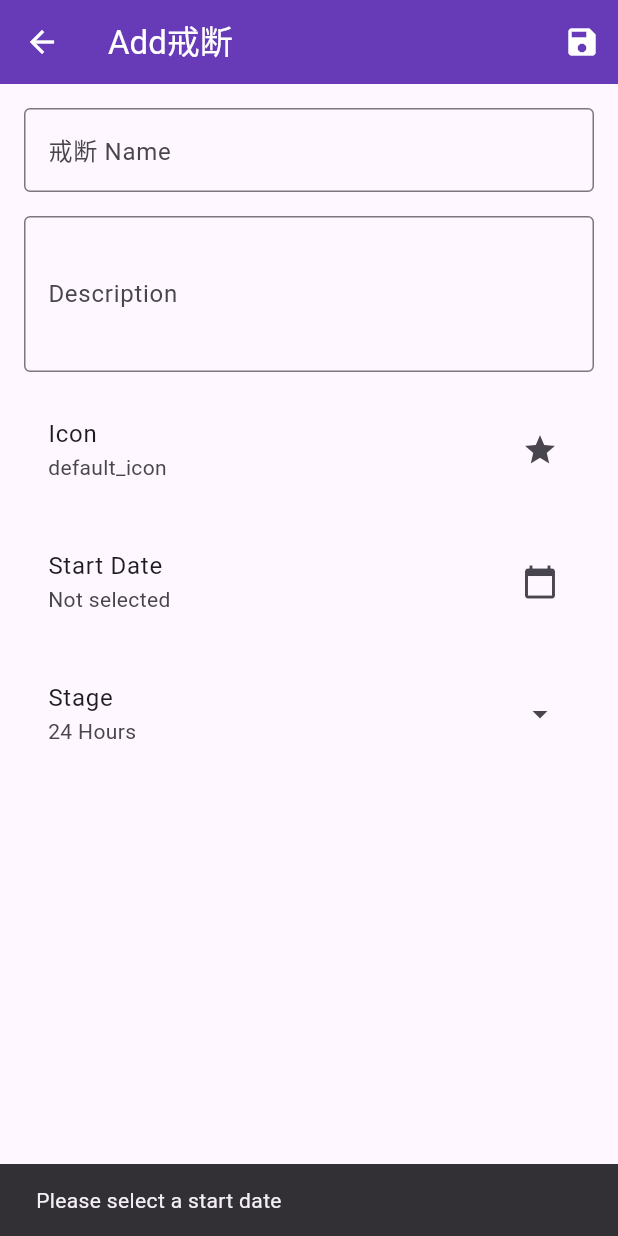
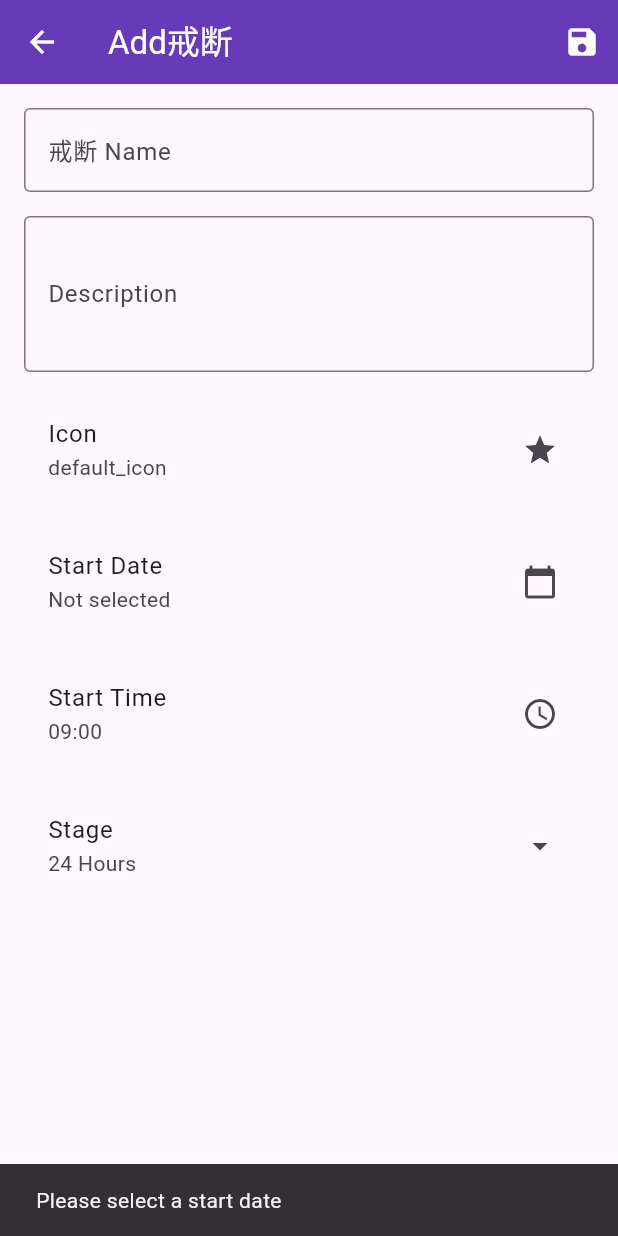
Before and after one commit to tamakooooo/habitbreaker, a Flutter app: the AddHabitScreen screen opened by its route, after a tap on the "save" icon, on a phone screen of 412 x 824 dp. Run offline on Flutter 3.47's test engine with Material 3 defaults, Android fonts, the phone set to English and light mode, and no system bars; our stand-ins replace equatable, fl_chart, flutter_local_notifications, flutter_riverpod, go_router, hive and 5 more; missing offline and left inert: workmanager; accounts and stored records are empty.

```diff
--- a/lib/features/habits/screens/add_habit_screen.dart
+++ b/lib/features/habits/screens/add_habit_screen.dart
@@ -18,6 +18,7 @@ class _AddHabitScreenState extends ConsumerState<AddHabitScreen> {
   final _nameController = TextEditingController();
   final _descriptionController = TextEditingController();
   DateTime? _startDate;
+  TimeOfDay _startTime = const TimeOfDay(hour: 9, minute: 0); // Default start time
   HabitStage _selectedStage = HabitStage.hours24;
   String _selectedIcon = 'default_icon';
 
@@ -110,15 +111,24 @@ class _AddHabitScreenState extends ConsumerState<AddHabitScreen> {
         return;
       }
 
+      // Combine date and time
+      final startDateTime = DateTime(
+        _startDate!.year,
+        _startDate!.month,
+        _startDate!.day,
+        _startTime.hour,
+        _startTime.minute,
+      );
+
       final habit = Habit(
         id: DateTime.now().millisecondsSinceEpoch.toString(),
         name: _nameController.text,
         description: _descriptionController.text,
         createdDate: DateTime.now(),
-        startDate: _startDate!,
-        targetEndDate: Habit.calculateStageEndDate(_startDate!, _selectedStage),
+        startDate: startDateTime,
+        targetEndDate: Habit.calculateStageEndDate(startDateTime, _selectedStage),
         stage: _selectedStage,
-        currentStageStartDate: _startDate!,
+        currentStageStartDate: startDateTime,
         icon: _selectedIcon,
       );
 
@@ -229,6 +239,25 @@ class _AddHabitScreenState extends ConsumerState<AddHabitScreen> {
               ),
               const SizedBox(height: 16),
               ListTile(
+                title: Text(AppLocalizations.of(context).startTime),
+                subtitle: Text(
+                  '${_startTime.hour.toString().padLeft(2, '0')}:${_startTime.minute.toString().padLeft(2, '0')}',
+                ),
+                trailing: const Icon(Icons.access_time),
+                onTap: () async {
+                  final time = await showTimePicker(
+                    context: context,
+                    initialTime: _startTime,
+                  );
+                  if (time != null) {
+                    setState(() {
+                      _startTime = time;
+                    });
+                  }
+                },
+              ),
+              const SizedBox(height: 16),
+              ListTile(
                 title: Text(AppLocalizations.of(context).stage),
                 subtitle: Text(_getStageLabel(_selectedStage)),
                 trailing: const Icon(Icons.arrow_drop_down),
--- a/lib/localization/app_localizations.dart
+++ b/lib/localization/app_localizations.dart
@@ -38,12 +38,15 @@ class AppLocalizations {
       'habit_name': '戒断 Name',
       'description': 'Description',
       'start_date': 'Start Date',
+      'start_time': 'Start Time',
       'target_end_date': 'Target End Date',
       'not_selected': 'Not selected',
       'save': 'Save',
       'mark_completed_today': 'Mark as Completed Today',
       'days_remaining': 'Days Remaining',
       'time_remaining': 'Time Remaining',
+      'days_elapsed': 'Days Elapsed',
+      'time_elapsed': 'Time Elapsed',
       'stage': 'Stage',
       'select_stage': 'Select Stage',
       'stage_24_hours': '24 Hours',
@@ -83,12 +86,15 @@ class AppLocalizations {
       'habit_name': '戒断名称',
       'description': '描述',
       'start_date': '开始日期',
+      'start_time': '开始时间',
       'target_end_date': '目标结束日期',
       'not_selected': '未选择',
       'save': '保存',
       'mark_completed_today': '标记为今日完成',
       'days_remaining': '剩余天数',
       'time_remaining': '剩余时间',
+      'days_elapsed': '已戒断天数',
+      'time_elapsed': '已戒断时间',
       'stage': '阶段',
       'select_stage': '选择阶段',
       'stage_24_hours': '24小时',
@@ -145,4 +151,7 @@ class AppLocalizations {
   String get stage1Year => _localizedValues[locale.languageCode]?['stage_1_year'] ?? '1 Year';
   String get icon => _localizedValues[locale.languageCode]?['icon'] ?? 'Icon';
   String get selectIcon => _localizedValues[locale.languageCode]?['select_icon'] ?? 'Select Icon';
+  String get daysElapsed => _localizedValues[locale.languageCode]?['days_elapsed'] ?? 'Days Elapsed';
+  String get timeElapsed => _localizedValues[locale.languageCode]?['time_elapsed'] ?? 'Time Elapsed';
+  String get startTime => _localizedValues[locale.languageCode]?['start_time'] ?? 'Start Time';
 }
```
Also changed, not shown: lib/screens/home_screen.dart (+12 -3 lines), lib/widgets/countdown_timer.dart (+23 -15 lines), lib/widgets/habit_card.dart (+29 -0 lines).
